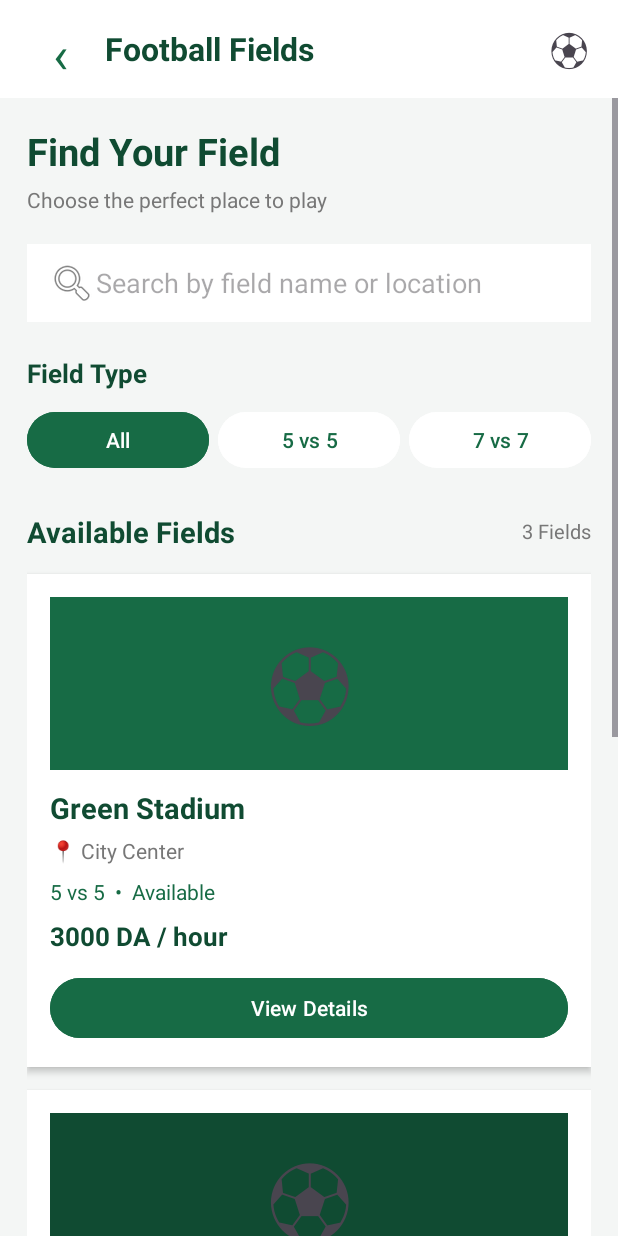
After one commit to brahimabismail/sports-field-booking, an Android app: the FieldsActivity screen opened directly, with no data from a screen before it, on a phone screen of 412 x 824 dp. The commit adds this screen. Run offline under Robolectric (Android 15) with nearby library versions, the phone set to English and light mode, and no system bars.

Commit message:
pdate app

```diff
--- a/app/src/main/AndroidManifest.xml
+++ b/app/src/main/AndroidManifest.xml
@@ -29,6 +29,9 @@
         <activity
             android:name=".HomeActivity"
             android:exported="false" />
+        <activity
+            android:name=".FieldsActivity"
+            android:exported="false" />
 
     </application>
 
--- /dev/null
+++ b/app/src/main/java/dz/ubma/sportsbooking/FieldsActivity.kt
@@ -0,0 +1,86 @@
+package dz.ubma.sportsbooking
+
+import android.os.Bundle
+import android.view.inputmethod.EditorInfo
+import android.widget.Button
+import android.widget.EditText
+import android.widget.TextView
+import android.widget.Toast
+import androidx.appcompat.app.AppCompatActivity
+
+class FieldsActivity : AppCompatActivity() {
+
+    override fun onCreate(savedInstanceState: Bundle?) {
+        super.onCreate(savedInstanceState)
+        setContentView(R.layout.activity_fields)
+
+        // Search
+        val etFieldSearch = findViewById<EditText>(R.id.etFieldSearch)
+
+        // Filters
+        val btnFilterAll = findViewById<Button>(R.id.btnFilterAll)
+        val btnFilterFive = findViewById<Button>(R.id.btnFilterFive)
+        val btnFilterSeven = findViewById<Button>(R.id.btnFilterSeven)
+
+        // Details buttons
+        val btnDetailsGreen = findViewById<Button>(R.id.btnDetailsGreen)
+        val btnDetailsChampions = findViewById<Button>(R.id.btnDetailsChampions)
+        val btnDetailsElite = findViewById<Button>(R.id.btnDetailsElite)
+
+        // Back button
+        val btnBack = findViewById<TextView>(R.id.btnBack)
+
+        // Search action
+        etFieldSearch.setOnEditorActionListener { _, actionId, _ ->
+            if (actionId == EditorInfo.IME_ACTION_SEARCH ||
+                actionId == EditorInfo.IME_ACTION_DONE
+            ) {
+                val search = etFieldSearch.text.toString().trim()
+
+                if (search.isEmpty()) {
+                    showMessage("Enter a field name")
+                } else {
+                    showMessage("Searching for: $search")
+                }
+                true
+            } else {
+                false
+            }
+        }
+
+        // Filters
+        btnFilterAll.setOnClickListener {
+            showMessage("All fields selected")
+        }
+
+        btnFilterFive.setOnClickListener {
+            showMessage("5 vs 5 fields selected")
+        }
+
+        btnFilterSeven.setOnClickListener {
+            showMessage("7 vs 7 fields selected")
+        }
+
+        // Field details
+        btnDetailsGreen.setOnClickListener {
+            showMessage("Green Stadium selected")
+        }
+
+        btnDetailsChampions.setOnClickListener {
+            showMessage("Champions Field selected")
+        }
+
+        btnDetailsElite.setOnClickListener {
+            showMessage("Elite Football Arena selected")
+        }
+
+        // Back
+        btnBack.setOnClickListener {
+            finish()
+        }
+    }
+
+    private fun showMessage(message: String) {
+        Toast.makeText(this, message, Toast.LENGTH_SHORT).show()
+    }
+}
--- a/app/src/main/java/dz/ubma/sportsbooking/HomeActivity.kt
+++ b/app/src/main/java/dz/ubma/sportsbooking/HomeActivity.kt
@@ -1,5 +1,6 @@
 package dz.ubma.sportsbooking
 
+import android.content.Intent
 import android.os.Bundle
 import android.widget.Button
 import android.widget.EditText
@@ -11,38 +12,45 @@ class HomeActivity : AppCompatActivity() {
     override fun onCreate(savedInstanceState: Bundle?) {
         super.onCreate(savedInstanceState)
 
-        // عرض تصميم الصفحة الرئيسية
         setContentView(R.layout.activity_home)
 
-        // عناصر الصفحة
+        // Search
         val etSearchField = findViewById<EditText>(R.id.etSearchField)
 
+        // Categories
         val btnFivePlayers = findViewById<Button>(R.id.btnFivePlayers)
         val btnSevenPlayers = findViewById<Button>(R.id.btnSevenPlayers)
         val btnElevenPlayers = findViewById<Button>(R.id.btnElevenPlayers)
 
+        // Booking buttons
         val btnBookField1 = findViewById<Button>(R.id.btnBookField1)
         val btnBookField2 = findViewById<Button>(R.id.btnBookField2)
 
-        // اختيار نوع الملعب
+        // Open Fields List
+        fun openFields() {
+            val intent = Intent(this, FieldsActivity::class.java)
+            startActivity(intent)
+        }
+
+        // Categories
         btnFivePlayers.setOnClickListener {
-            showMessage("Selected: 5 vs 5")
+            openFields()
         }
 
         btnSevenPlayers.setOnClickListener {
-            showMessage("Selected: 7 vs 7")
+            openFields()
         }
 
         btnElevenPlayers.setOnClickListener {
-            showMessage("Selected: 11 vs 11")
+            openFields()
         }
 
-        // البحث عن ملعب
+        // Search
         etSearchField.setOnEditorActionListener { _, _, _ ->
             val search = etSearchField.text.toString().trim()
 
             if (search.isNotEmpty()) {
-                showMessage("Searching for: $search")
+                openFields()
             } else {
                 showMessage("Enter a field name")
             }
@@ -50,13 +58,13 @@ class HomeActivity : AppCompatActivity() {
             true
         }
 
-        // أزرار الحجز
+        // Booking buttons
         btnBookField1.setOnClickListener {
-            showMessage("Green Stadium selected")
+            openFields()
         }
 
         btnBookField2.setOnClickListener {
-            showMessage("Champions Field selected")
+            openFields()
         }
     }
 
--- /dev/null
+++ b/app/src/main/res/layout/activity_fields.xml
@@ -0,0 +1,347 @@
+<?xml version="1.0" encoding="utf-8"?>
+<LinearLayout
+    xmlns:android="http://schemas.android.com/apk/res/android"
+    android:layout_width="match_parent"
+    android:layout_height="match_parent"
+    android:orientation="vertical"
+    android:background="#F4F6F5">
+
+    <!-- Header -->
+    <LinearLayout
+        android:layout_width="match_parent"
+        android:layout_height="65dp"
+        android:gravity="center_vertical"
+        android:paddingHorizontal="20dp"
+        android:orientation="horizontal"
+        android:background="#FFFFFF">
+
+        <TextView
+            android:id="@+id/btnBack"
+            android:layout_width="40dp"
+            android:layout_height="40dp"
+            android:gravity="center"
+            android:text="‹"
+            android:textSize="34sp"
+            android:textColor="#176B45"/>
+
+        <TextView
+            android:layout_width="0dp"
+            android:layout_height="wrap_content"
+            android:layout_weight="1"
+            android:text="Football Fields"
+            android:textColor="#104B32"
+            android:textSize="21sp"
+            android:textStyle="bold"
+            android:layout_marginStart="10dp"/>
+
+        <TextView
+            android:layout_width="wrap_content"
+            android:layout_height="wrap_content"
+            android:text="⚽"
+            android:textSize="25sp"/>
+    </LinearLayout>
+
+    <ScrollView
+        android:layout_width="match_parent"
+        android:layout_height="0dp"
+        android:layout_weight="1"
+        android:fillViewport="true">
+
+        <LinearLayout
+            android:layout_width="match_parent"
+            android:layout_height="wrap_content"
+            android:orientation="vertical"
+            android:padding="18dp">
+
+            <!-- Page Title -->
+            <TextView
+                android:layout_width="wrap_content"
+                android:layout_height="wrap_content"
+                android:text="Find Your Field"
+                android:textSize="25sp"
+                android:textStyle="bold"
+                android:textColor="#104B32"/>
+
+            <TextView
+                android:layout_width="wrap_content"
+                android:layout_height="wrap_content"
+                android:text="Choose the perfect place to play"
+                android:textSize="14sp"
+                android:textColor="#777777"
+                android:layout_marginTop="5dp"/>
+
+            <!-- Search -->
+            <EditText
+                android:id="@+id/etFieldSearch"
+                android:layout_width="match_parent"
+                android:layout_height="52dp"
+                android:layout_marginTop="20dp"
+                android:background="#FFFFFF"
+                android:hint="Search by field name or location"
+                android:padding="14dp"
+                android:singleLine="true"
+                android:drawableStart="@android:drawable/ic_menu_search"
+                android:inputType="text"/>
+
+            <!-- Filter Title -->
+            <TextView
+                android:layout_width="wrap_content"
+                android:layout_height="wrap_content"
+                android:text="Field Type"
+                android:textColor="#104B32"
+                android:textSize="17sp"
+                android:textStyle="bold"
+                android:layout_marginTop="22dp"/>
+
+            <!-- Filters -->
+            <LinearLayout
+                android:layout_width="match_parent"
+                android:layout_height="wrap_content"
+                android:orientation="horizontal"
+                android:layout_marginTop="10dp">
+
+                <Button
+                    android:id="@+id/btnFilterAll"
+                    android:layout_width="0dp"
+                    android:layout_height="45dp"
+                    android:layout_weight="1"
+                    android:text="All"
+                    android:textColor="#FFFFFF"
+                    android:backgroundTint="#176B45"/>
+
+                <Button
+                    android:id="@+id/btnFilterFive"
+                    android:layout_width="0dp"
+                    android:layout_height="45dp"
+                    android:layout_weight="1"
+                    android:layout_marginStart="6dp"
+                    android:text="5 vs 5"
+                    android:textColor="#176B45"
+                    android:backgroundTint="#FFFFFF"/>
+
+                <Button
+                    android:id="@+id/btnFilterSeven"
+                    android:layout_width="0dp"
+                    android:layout_height="45dp"
+                    android:layout_weight="1"
+                    android:layout_marginStart="6dp"
+                    android:text="7 vs 7"
+                    android:textColor="#176B45"
+                    android:backgroundTint="#FFFFFF"/>
+            </LinearLayout>
+
+            <!-- Results Header -->
+            <LinearLayout
+                android:layout_width="match_parent"
+                android:layout_height="wrap_content"
+                android:gravity="center_vertical"
+                android:layout_marginTop="25dp">
+
+                <TextView
+                    android:layout_width="0dp"
+                    android:layout_height="wrap_content"
+                    android:layout_weight="1"
+                    android:text="Available Fields"
+                    android:textColor="#104B32"
+                    android:textSize="19sp"
+                    android:textStyle="bold"/>
+
+                <TextView
+                    android:id="@+id/tvFieldsCount"
+                    android:layout_width="wrap_content"
+                    android:layout_height="wrap_content"
+                    android:text="3 Fields"
+                    android:textColor="#777777"
+                    android:textSize="13sp"/>
+            </LinearLayout>
+
+            <!-- Field 1 -->
+            <LinearLayout
+                android:layout_width="match_parent"
+                android:layout_height="wrap_content"
+                android:orientation="vertical"
+                android:background="#FFFFFF"
+                android:layout_marginTop="15dp"
+                android:elevation="3dp"
+                android:padding="15dp">
+
+                <TextView
+                    android:layout_width="match_parent"
+                    android:layout_height="115dp"
+                    android:gravity="center"
+                    android:text="⚽"
+                    android:textSize="55sp"
+                    android:background="#176B45"/>
+
+                <TextView
+                    android:layout_width="wrap_content"
+                    android:layout_height="wrap_content"
+                    android:text="Green Stadium"
+                    android:textColor="#104B32"
+                    android:textSize="19sp"
+                    android:textStyle="bold"
+                    android:layout_marginTop="12dp"/>
+
+                <TextView
+                    android:layout_width="wrap_content"
+                    android:layout_height="wrap_content"
+                    android:text="📍 City Center"
+                    android:textColor="#777777"
+                    android:textSize="14sp"
+                    android:layout_marginTop="6dp"/>
+
+                <TextView
+                    android:layout_width="wrap_content"
+                    android:layout_height="wrap_content"
+                    android:text="5 vs 5  •  Available"
+                    android:textColor="#176B45"
+                    android:textSize="14sp"
+                    android:layout_marginTop="8dp"/>
+
+                <TextView
+                    android:layout_width="wrap_content"
+                    android:layout_height="wrap_content"
+                    android:text="3000 DA / hour"
+                    android:textColor="#104B32"
+                    android:textSize="17sp"
+                    android:textStyle="bold"
+                    android:layout_marginTop="8dp"/>
+
+                <Button
+                    android:id="@+id/btnDetailsGreen"
+                    android:layout_width="match_parent"
+                    android:layout_height="48dp"
+                    android:layout_marginTop="12dp"
+                    android:text="View Details"
+                    android:textColor="#FFFFFF"
+                    android:backgroundTint="#176B45"/>
+            </LinearLayout>
+
+            <!-- Field 2 -->
+            <LinearLayout
+                android:layout_width="match_parent"
+                android:layout_height="wrap_content"
+                android:orientation="vertical"
+                android:background="#FFFFFF"
+                android:layout_marginTop="15dp"
+                android:elevation="3dp"
+                android:padding="15dp">
+
+                <TextView
+                    android:layout_width="match_parent"
+                    android:layout_height="115dp"
+                    android:gravity="center"
+                    android:text="⚽"
+                    android:textSize="55sp"
+                    android:background="#104B32"/>
+
+                <TextView
+                    android:layout_width="wrap_content"
+                    android:layout_height="wrap_content"
+                    android:text="Champions Field"
+                    android:textColor="#104B32"
+                    android:textSize="19sp"
+                    android:textStyle="bold"
+                    android:layout_marginTop="12dp"/>
+
+                <TextView
+                    android:layout_width="wrap_content"
+                    android:layout_height="wrap_content"
+                    android:text="📍 New District"
+                    android:textColor="#777777"
+                    android:textSize="14sp"
+                    android:layout_marginTop="6dp"/>
+
+                <TextView
+                    android:layout_width="wrap_content"
+                    android:layout_height="wrap_content"
+                    android:text="7 vs 7  •  Available"
+                    android:textColor="#176B45"
+                    android:textSize="14sp"
+                    android:layout_marginTop="8dp"/>
+
+                <TextView
+                    android:layout_width="wrap_content"
+                    android:layout_height="wrap_content"
+                    android:text="4000 DA / hour"
+                    android:textColor="#104B32"
+                    android:textSize="17sp"
+                    android:textStyle="bold"
+                    android:layout_marginTop="8dp"/>
+
+                <Button
+                    android:id="@+id/btnDetailsChampions"
+                    android:layout_width="match_parent"
+                    android:layout_height="48dp"
+                    android:layout_marginTop="12dp"
+                    android:text="View Details"
+                    android:textColor="#FFFFFF"
+                    android:backgroundTint="#176B45"/>
+            </LinearLayout>
+
+            <!-- Field 3 -->
+            <LinearLayout
+                android:layout_width="match_parent"
+                android:layout_height="wrap_content"
+                android:orientation="vertical"
+                android:background="#FFFFFF"
+                android:layout_marginTop="15dp"
+                android:elevation="3dp"
+                android:padding="15dp">
+
+                <TextView
+                    android:layout_width="match_parent"
+                    android:layout_height="115dp"
+                    android:gravity="center"
+                    android:text="⚽"
+                    android:textSize="55sp"
+                    android:background="#237B55"/>
+
+                <TextView
+                    android:layout_width="wrap_content"
+                    android:layout_height="wrap_content"
+                    android:text="Elite Football Arena"
+                    android:textColor="#104B32"
+                    android:textSize="19sp"
+                    android:textStyle="bold"
+                    android:layout_marginTop="12dp"/>
+
+                <TextView
+                    android:layout_width="wrap_content"
+                    android:layout_height="wrap_content"
+                    android:text="📍 North District"
+                    android:textColor="#777777"
+                    android:textSize="14sp"
+                    android:layout_marginTop="6dp"/>
+
+                <TextView
+                    android:layout_width="wrap_content"
+                    android:layout_height="wrap_content"
+                    android:text="11 vs 11  •  Available"
+                    android:textColor="#176B45"
+                    android:textSize="14sp"
+                    android:layout_marginTop="8dp"/>
+
+                <TextView
+                    android:layout_width="wrap_content"
+                    android:layout_height="wrap_content"
+                    android:text="6000 DA / hour"
+                    android:textColor="#104B32"
+                    android:textSize="17sp"
+                    android:textStyle="bold"
+                    android:layout_marginTop="8dp"/>
+
+                <Button
+                    android:id="@+id/btnDetailsElite"
+                    android:layout_width="match_parent"
+                    android:layout_height="48dp"
+                    android:layout_marginTop="12dp"
+                    android:text="View Details"
+                    android:textColor="#FFFFFF"
+                    android:backgroundTint="#176B45"/>
+            </LinearLayout>
+
+        </LinearLayout>
+    </ScrollView>
+
+</LinearLayout>
--- a/app/src/main/res/layout/activity_home.xml
+++ b/app/src/main/res/layout/activity_home.xml
@@ -1,4 +1,3 @@
-
 <?xml version="1.0" encoding="utf-8"?>
 <FrameLayout
     xmlns:android="http://schemas.android.com/apk/res/android"
```
Also changed, not shown: app/src/main/res/drawable/home_background.png (added).
